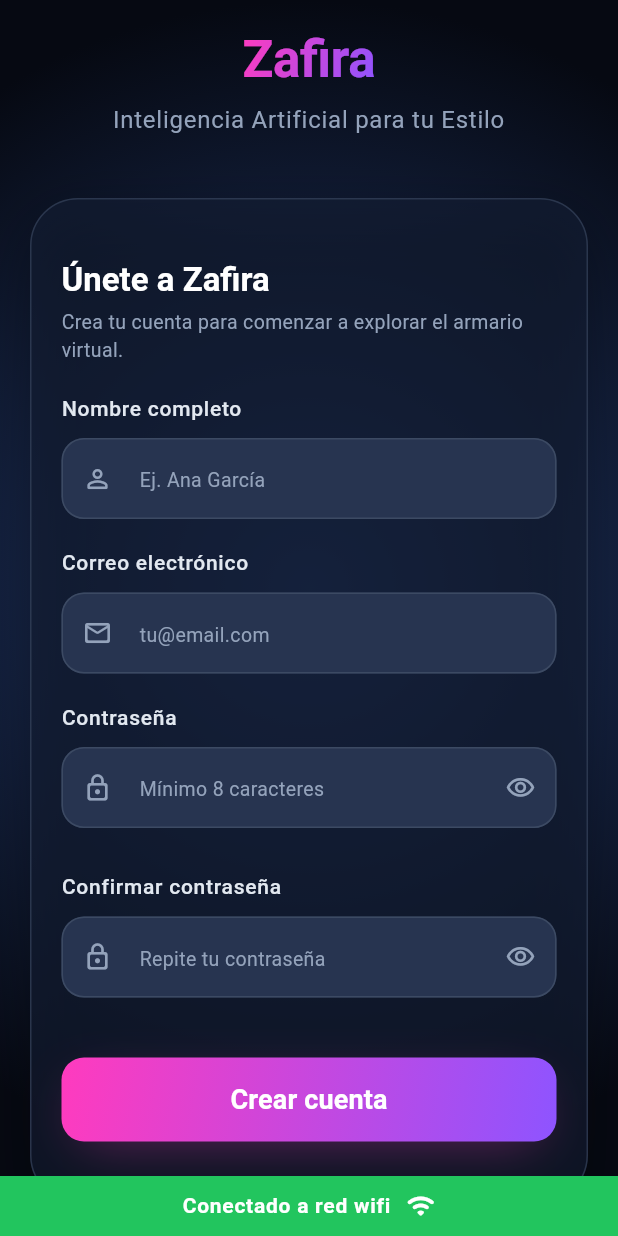
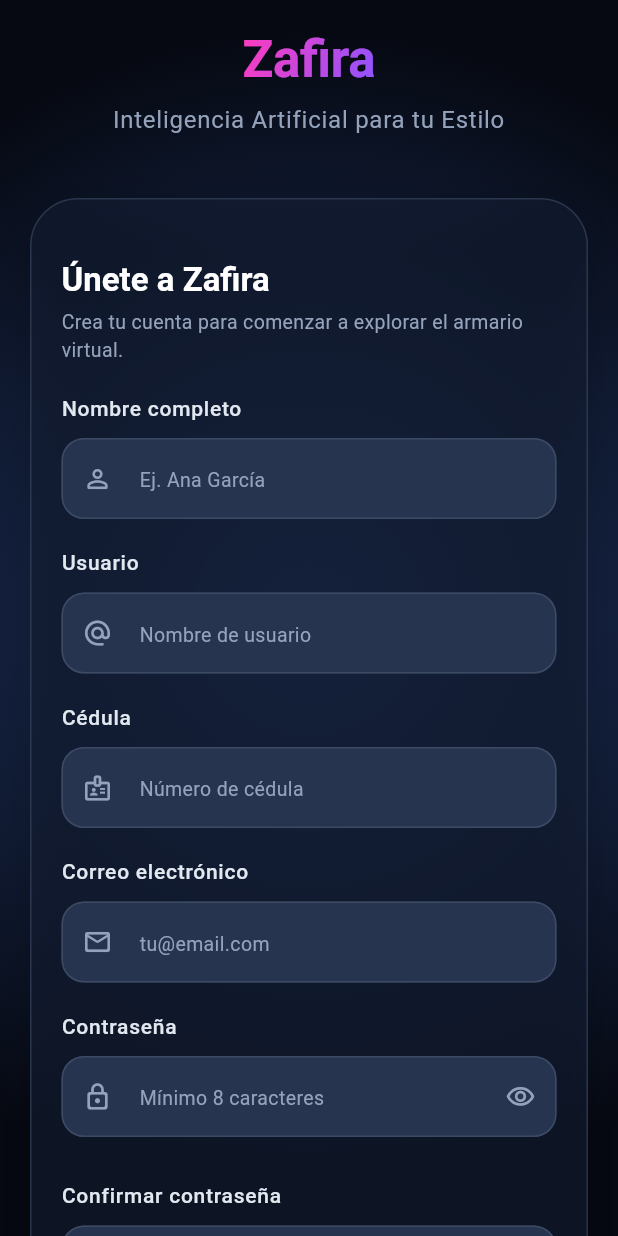
Before and after one commit to freddyandreszambrano/ZAFIRA, a Flutter app: the LoginScreen screen opened by its route, after a tap on "Iniciar sesión", after a tap on "Crear cuenta", on a phone screen of 412 x 824 dp. Run offline on Flutter 3.47's test engine with Material 3 defaults, Android fonts, the phone set to English and light mode, and no system bars; our stand-ins replace connectivity_plus, device_info_plus, dio, either_dart, firebase_crashlytics, flutter_riverpod and 13 more; accounts and stored records are empty; generated files the repository leaves out were written again; statements that could not run were skipped.

Commit message:
feat(register): implement user registration flow with form validation and state management

```diff
--- /dev/null
+++ b/lib/feature/auth/data/interfaces/register_interface.dart
@@ -0,0 +1,5 @@
+import '../../domain/register_request.dart';
+
+abstract class IRegister {
+  Future<void> createUser(RegisterRequest request);
+}
--- /dev/null
+++ b/lib/feature/auth/domain/register_request.dart
@@ -0,0 +1,26 @@
+class RegisterRequest {
+  const RegisterRequest({
+    required this.username,
+    required this.email,
+    required this.dni,
+    required this.password,
+    this.firstName = '',
+    this.lastName = '',
+  });
+
+  final String username;
+  final String email;
+  final String dni;
+  final String password;
+  final String firstName;
+  final String lastName;
+
+  Map<String, dynamic> toJson() => {
+        'username': username,
+        'email': email,
+        'dni': dni,
+        'password': password,
+        'first_name': firstName,
+        'last_name': lastName,
+      };
+}
--- /dev/null
+++ b/lib/feature/auth/view/state/register_state.dart
@@ -0,0 +1,17 @@
+import '../../../../core/enum/response_status.dart';
+
+class RegisterState {
+  RegisterState({required this.status, this.errorMessage});
+
+  factory RegisterState.initial() =>
+      RegisterState(status: ResponseStatus.initial);
+
+  final ResponseStatus status;
+  final String? errorMessage;
+
+  RegisterState copyWith({ResponseStatus? status, String? errorMessage}) =>
+      RegisterState(
+        status: status ?? this.status,
+        errorMessage: errorMessage ?? this.errorMessage,
+      );
+}
--- a/lib/feature/auth/view/widgets/register/register_form.dart
+++ b/lib/feature/auth/view/widgets/register/register_form.dart
@@ -1,24 +1,33 @@
 import 'package:flutter/material.dart';
+import 'package:flutter_riverpod/flutter_riverpod.dart';
 import 'package:gap/gap.dart';
+import 'package:go_router/go_router.dart';
 
 import '../../../../../core/constants/app_numbers.dart';
+import '../../../../../core/enum/response_status.dart';
 import '../../../../../core/helpers/context_helper.dart';
 import '../../../../../modules/common/widget/notifications/app_notification.dart';
+import '../../../domain/register_request.dart';
+import '../../controller/register_controller.dart';
+import '../../state/register_state.dart';
+import '../login/login_screen.dart';
 import '../shared/auth_gradient_button.dart';
 import '../shared/auth_text_field.dart';
 import '../shared/obscure_toggle_button.dart';
 import 'password_strength_indicator.dart';
 
-class RegisterForm extends StatefulWidget {
+class RegisterForm extends ConsumerStatefulWidget {
   const RegisterForm({super.key});
 
   @override
-  State<RegisterForm> createState() => _RegisterFormState();
+  ConsumerState<RegisterForm> createState() => _RegisterFormState();
 }
 
-class _RegisterFormState extends State<RegisterForm> {
+class _RegisterFormState extends ConsumerState<RegisterForm> {
   final _formKey = GlobalKey<FormState>();
   final _nameController = TextEditingController();
+  final _usernameController = TextEditingController();
+  final _dniController = TextEditingController();
   final _emailController = TextEditingController();
   final _passwordController = TextEditingController();
   final _confirmController = TextEditingController();
@@ -28,6 +37,8 @@ class _RegisterFormState extends State<RegisterForm> {
   @override
   void dispose() {
     _nameController.dispose();
+    _usernameController.dispose();
+    _dniController.dispose();
     _emailController.dispose();
     _passwordController.dispose();
     _confirmController.dispose();
@@ -37,12 +48,36 @@ class _RegisterFormState extends State<RegisterForm> {
   void _submit() {
     FocusScope.of(context).unfocus();
     if (!(_formKey.currentState?.validate() ?? false)) return;
-    // TODO: conectar al endpoint de registro cuando exista en el backend.
-    AppNotification.info(context, 'Registro disponible próximamente');
+
+    final names = _nameController.text
+        .trim()
+        .split(' ')
+        .where((part) => part.isNotEmpty)
+        .toList();
+
+    ref.read(registerControllerProvider.notifier).register(
+          RegisterRequest(
+            username: _usernameController.text.trim(),
+            email: _emailController.text.trim(),
+            dni: _dniController.text.trim(),
+            password: _passwordController.text,
+            firstName: names.isEmpty ? '' : names.first,
+            lastName: names.length > 1 ? names.sublist(1).join(' ') : '',
+          ),
+        );
   }
 
-  String? _validateName(String? value) =>
-      (value?.trim() ?? '').isEmpty ? 'Ingrese su nombre completo' : null;
+  String? _required(String? value, String message) =>
+      (value?.trim() ?? '').isEmpty ? message : null;
+
+  String? _validateDni(String? value) {
+    final text = value?.trim() ?? '';
+    if (text.isEmpty) return 'Ingrese su cédula';
+    if (text.length != 10 || int.tryParse(text) == null) {
+      return 'La cédula debe tener 10 dígitos';
+    }
+    return null;
+  }
 
   String? _validateEmail(String? value) {
     final text = value?.trim() ?? '';
@@ -67,6 +102,26 @@ class _RegisterFormState extends State<RegisterForm> {
   @override
   Widget build(BuildContext context) {
     final colors = context.appColors;
+
+    ref.listen<RegisterState>(registerControllerProvider, (previous, next) {
+      if (next.status == ResponseStatus.success) {
+        AppNotification.success(context, 'Cuenta creada correctamente');
+        Future.delayed(const Duration(seconds: 2), () {
+          if (context.mounted) context.go(LoginScreen.routeName);
+        });
+      } else if (next.status == ResponseStatus.error) {
+        AppNotification.error(
+          context,
+          next.errorMessage ?? 'No se pudo crear la cuenta',
+        );
+      }
+    });
+
+    final isLoading = ref.watch(
+      registerControllerProvider.select(
+        (s) => s.status == ResponseStatus.loading,
+      ),
+    );
 
     return Form(
       key: _formKey,
@@ -93,7 +148,26 @@ class _RegisterFormState extends State<RegisterForm> {
             prefixIcon: Icons.person_outline_rounded,
             keyboardType: TextInputType.name,
             textInputAction: TextInputAction.next,
-            validator: _validateName,
+            validator: (value) => _required(value, 'Ingrese su nombre completo'),
+          ),
+          const Gap(separatorLg),
+          AuthTextField(
+            controller: _usernameController,
+            label: 'Usuario',
+            hint: 'Nombre de usuario',
+            prefixIcon: Icons.alternate_email_rounded,
+            textInputAction: TextInputAction.next,
+            validator: (value) => _required(value, 'Ingrese un usuario'),
+          ),
+          const Gap(separatorLg),
+          AuthTextField(
+            controller: _dniController,
+            label: 'Cédula',
+            hint: 'Número de cédula',
+            prefixIcon: Icons.badge_outlined,
+            keyboardType: TextInputType.number,
+            textInputAction: TextInputAction.next,
+            validator: _validateDni,
           ),
           const Gap(separatorLg),
           AuthTextField(
@@ -143,7 +217,11 @@ class _RegisterFormState extends State<RegisterForm> {
             ),
           ),
           const Gap(separatorXLg),
-          AuthGradientButton(label: 'Crear cuenta', onPressed: _submit),
+          AuthGradientButton(
+            label: 'Crear cuenta',
+            isLoading: isLoading,
+            onPressed: _submit,
+          ),
         ],
       ),
     );
--- a/lib/modules/connection/view/controller/connection_controller.dart
+++ b/lib/modules/connection/view/controller/connection_controller.dart
@@ -52,13 +52,8 @@ class ConnectionController extends StateNotifier<NetworkState> {
   }
 
   Future<void> checkConnection() async {
-    state = state.copyWith(
-      result: [ConnectivityResult.none],
-      lastState: ConnectionStatus.disconnected,
-      newState: ConnectionStatus.disconnected,
-      message: 'Esperando...',
-    );
-    Connectivity().checkConnectivity().then(_checkConnectivity);
+    final result = await Connectivity().checkConnectivity();
+    await _checkConnectivity(result);
   }
 
   Future<void> _checkConnectivity(List<ConnectivityResult> result) async {
--- a/lib/modules/connection/view/states/network_state.dart
+++ b/lib/modules/connection/view/states/network_state.dart
@@ -12,9 +12,9 @@ class NetworkState {
 
   factory NetworkState.initial() => NetworkState(
         result: const [ConnectivityResult.none],
-        lastState: ConnectionStatus.disconnected,
-        newState: ConnectionStatus.disconnected,
-        message: 'Esperando...',
+        lastState: ConnectionStatus.unknown,
+        newState: ConnectionStatus.unknown,
+        message: '',
       );
 
   final List<ConnectivityResult>? result;
--- a/lib/modules/connection/view/widgets/online_widget.dart
+++ b/lib/modules/connection/view/widgets/online_widget.dart
@@ -23,6 +23,8 @@ class _OnlineWidgetState extends ConsumerState<OnlineWidget>
     vsync: this,
   );
 
+  NetworkState? _offline;
+
   @override
   void initState() {
     super.initState();
@@ -41,20 +43,18 @@ class _OnlineWidgetState extends ConsumerState<OnlineWidget>
   Widget build(BuildContext context) {
     ref.listen<NetworkState>(connectionControllerProvider, (last, current) {
       if (!mounted) return;
-      if (last?.result == current.result) return;
-      _animationController.forward();
-      Future.delayed(const Duration(milliseconds: 1100), () {
-        if (mounted &&
-            current.newState == ConnectionStatus.connected &&
-            last?.result != current.result) {
-          _animationController.reverse();
-        }
-      });
+      if (current.newState == ConnectionStatus.disconnected) {
+        setState(() => _offline = current);
+        _animationController.forward();
+      } else {
+        _animationController.reverse();
+      }
     });
 
-    final state = ref.watch(connectionControllerProvider);
-    final style = _styleFor(context, state);
+    final offline = _offline;
+    if (offline == null) return const SizedBox.shrink();
 
+    final style = _styleFor(context, offline);
     return SizeTransition(
       sizeFactor: CurvedAnimation(
         parent: _animationController,
@@ -70,7 +70,7 @@ class _OnlineWidgetState extends ConsumerState<OnlineWidget>
             mainAxisAlignment: MainAxisAlignment.center,
             children: [
               Text(
-                state.message ?? '',
+                offline.message ?? '',
                 style: context.typography.labelMedium?.copyWith(
                   color: style.foreground,
                   fontWeight: FontWeight.w600,
@@ -91,15 +91,6 @@ class _OnlineWidgetState extends ConsumerState<OnlineWidget>
     final hasInterface = result.contains(ConnectivityResult.mobile) ||
         result.contains(ConnectivityResult.wifi);
 
-    if (state.newState == ConnectionStatus.connected) {
-      return _BannerStyle(
-        background: colors.success,
-        foreground: colors.onSuccess,
-        icon: result.contains(ConnectivityResult.mobile)
-            ? Icons.signal_cellular_alt_rounded
-            : Icons.wifi_rounded,
-      );
-    }
     if (hasInterface) {
       return _BannerStyle(
         background: colors.warning,
```
Also changed, not shown: lib/core/utils/error_parser.dart (+9 -0 lines), lib/feature/auth/application/register_usecase.dart (added, +22 -0 lines), lib/feature/auth/data/repositories/register_repository.dart (added, +19 -0 lines), lib/feature/auth/data/services/register_service.dart (added, +22 -0 lines), lib/feature/auth/view/controller/register_controller.dart (added, +33 -0 lines).
